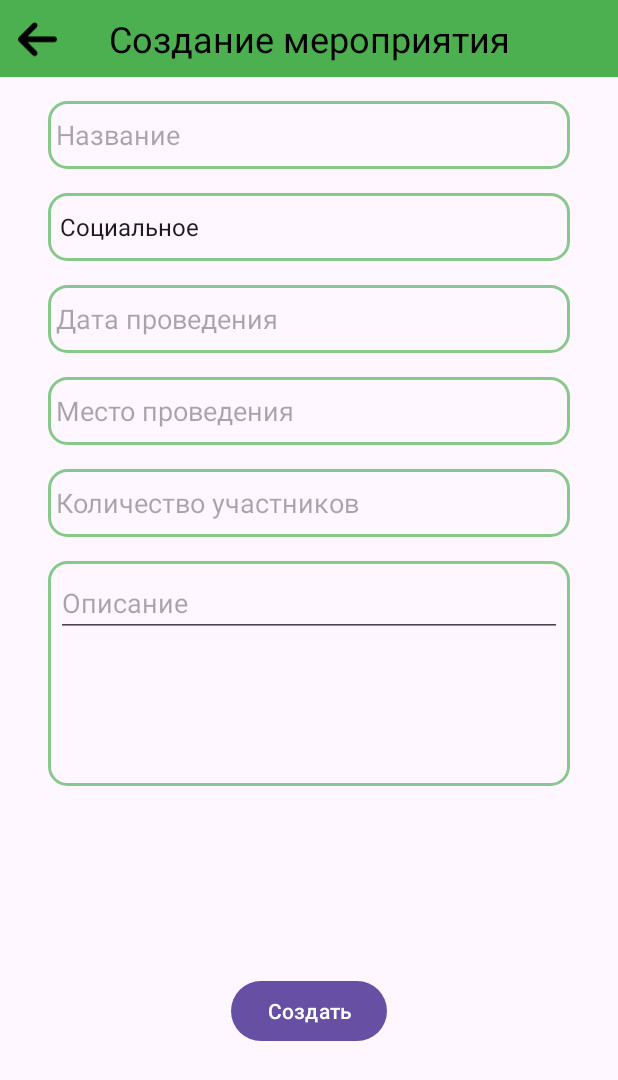
After one commit to OLD9ieerdun/volbuk, an Android app: the OrganizerCreateActivity screen opened directly, with no data from a screen before it, on a phone screen of 412 x 824 dp. The commit adds this screen. Shown: the top 1080 px of the screen. Run offline under Robolectric (Android 15) with nearby library versions, the phone set to English and light mode, and no system bars; our stand-ins replace Firebase (no records; nobody signed in at launch, a user with empty details on screens opened directly).

Commit message:
Update: added roles in MainActivity

```diff
--- a/app/src/main/AndroidManifest.xml
+++ b/app/src/main/AndroidManifest.xml
@@ -12,6 +12,12 @@
         android:supportsRtl="true"
         android:theme="@style/Theme.MyApplication"
         tools:targetApi="31">
+        <activity
+            android:name=".screens.OrganizerCreateActivity"
+            android:exported="false" />
+        <activity
+            android:name=".screens.ShowOrganizerActivity"
+            android:exported="false" />
         <activity
             android:name=".RegistrationActivity"
             android:exported="false" />
--- a/app/src/main/java/com/example/myapplication/RegistrationActivity.java
+++ b/app/src/main/java/com/example/myapplication/RegistrationActivity.java
@@ -25,7 +25,6 @@ public class RegistrationActivity extends AppCompatActivity {
     private EditText edName, edSecName, edData, edEmail, edPassword;
     private DatabaseReference mDataBase;
     private FirebaseAuth mAuth;
-    private String USER_KEY = "User";
 
     @Override
     protected void onCreate(Bundle savedInstanceState) {
@@ -40,7 +39,7 @@ public class RegistrationActivity extends AppCompatActivity {
         edEmail = findViewById(R.id.edEmail);
         edData = findViewById(R.id.edData);
         edPassword = findViewById(R.id.edPassword);
-        mDataBase = FirebaseDatabase.getInstance().getReference(USER_KEY);
+        mDataBase = FirebaseDatabase.getInstance().getReference("Request");
         mAuth = FirebaseAuth.getInstance();
     }
 
@@ -59,7 +58,7 @@ public class RegistrationActivity extends AppCompatActivity {
                 public void onComplete(@NonNull Task<AuthResult> task) {
                     if (task.isSuccessful()) {
                         String id = FirebaseAuth.getInstance().getCurrentUser().getUid();
-                        User newUser = new User(id, name, sec_name, email, password, data, 0);
+                        User newUser = new User(id, name, sec_name, "Студент", email, password, data, 0);
 
                         mDataBase.child(id).setValue(newUser);
 
--- a/app/src/main/java/com/example/myapplication/models/User.java
+++ b/app/src/main/java/com/example/myapplication/models/User.java
@@ -1,21 +1,21 @@
 package com.example.myapplication.models;
 
 public class User {
-    public String id, name, secName, email, data, password;
+    public String id, name, secName, email, data, password, post;
     public Integer point;
 
     public User(){
 
     };
 
-    public User(String id, String name, String secName, String email, String password, String data, Integer point) {
+    public User(String id, String name, String secName, String post, String email, String password, String data, Integer point) {
         this.id = id;
         this.name = name;
         this.secName = secName;
         this.password = password;
         this.email = email;
         this.data = data;
-        //this.post = post;
+        this.post = post;
         //this.book = book;
         this.point = point;
     }
--- /dev/null
+++ b/app/src/main/java/com/example/myapplication/screens/OrganizerCreateActivity.java
@@ -0,0 +1,83 @@
+package com.example.myapplication.screens;
+
+import androidx.annotation.NonNull;
+import androidx.appcompat.app.AppCompatActivity;
+
+import android.content.Intent;
+import android.os.Bundle;
+import android.text.TextUtils;
+import android.view.View;
+import android.widget.ArrayAdapter;
+import android.widget.EditText;
+import android.widget.Spinner;
+import android.widget.Toast;
+
+import com.example.myapplication.Constant;
+import com.example.myapplication.LoginActivity;
+import com.example.myapplication.R;
+import com.example.myapplication.RegistrationActivity;
+import com.example.myapplication.models.ApplicationEvent;
+import com.example.myapplication.models.Event;
+import com.example.myapplication.models.User;
+import com.google.android.gms.tasks.OnCompleteListener;
+import com.google.android.gms.tasks.Task;
+import com.google.firebase.auth.AuthResult;
+import com.google.firebase.auth.FirebaseAuth;
+import com.google.firebase.database.DatabaseReference;
+import com.google.firebase.database.FirebaseDatabase;
+
+public class OrganizerCreateActivity extends AppCompatActivity {
+
+    private EditText edName, edDirection, edData, edPlace, edDescription, edQuantity;
+    private DatabaseReference mDataBase;
+
+    @Override
+    protected void onCreate(Bundle savedInstanceState) {
+        super.onCreate(savedInstanceState);
+        setContentView(R.layout.activity_organizer_create);
+        init();
+
+        Spinner spinner = findViewById(R.id.spinner);
+
+        ArrayAdapter<?> adapter =
+                ArrayAdapter.createFromResource(this, R.array.direction,
+                        android.R.layout.simple_spinner_item);
+        adapter.setDropDownViewResource(android.R.layout.simple_spinner_dropdown_item);
+
+        spinner.setAdapter(adapter);
+    }
+
+    private void init(){
+        edName = findViewById(R.id.edCrEventName);
+        edPlace = findViewById(R.id.edCrEventPlace);
+        edData = findViewById(R.id.edCrEventData);
+        edDescription = findViewById(R.id.edCrEventDescription);
+        edQuantity = findViewById(R.id.edCrEventQuantity);
+        mDataBase = FirebaseDatabase.getInstance().getReference();
+    }
+
+    public void onClickCreateSave(View view){
+
+        String name = edName.getText().toString();
+        String direction = edDirection.getText().toString();
+        String place = edPlace.getText().toString();
+        String data = edData.getText().toString();
+        String description = edDescription.getText().toString();
+        String strQuantity = edQuantity.getText().toString();
+        int quantity = Integer.parseInt(strQuantity);
+
+        String id = mDataBase.child("Event").push().getKey();
+        String responsible = FirebaseAuth.getInstance().getCurrentUser().getUid();
+        Event newEvent = new Event(id, name, direction, data, responsible, place, description, quantity);
+
+        mDataBase.child("Event").child(id).setValue(newEvent);
+
+        Toast.makeText(getApplicationContext(), "Сохранено", Toast.LENGTH_SHORT).show();
+    }
+
+    public void onClickCreateExit(View view){
+        Intent intent = new Intent(this, OrganizerActivity.class);
+        startActivity(intent);
+        finish();
+    }
+}
--- /dev/null
+++ b/app/src/main/res/drawable/border.xml
@@ -0,0 +1,6 @@
+<?xml version="1.0" encoding="utf-8"?>
+<shape xmlns:android="http://schemas.android.com/apk/res/android">
+    <solid android:color="@color/transparent"></solid>
+    <stroke android:width="2dp" android:color="@color/green"></stroke>
+    <corners android:radius="12dp"></corners>
+</shape>
--- a/app/src/main/res/layout/activity_organizer.xml
+++ b/app/src/main/res/layout/activity_organizer.xml
@@ -8,7 +8,7 @@
 
     <ListView
         android:id="@+id/listView"
-        android:layout_width="408dp"
+        android:layout_width="0dp"
         android:layout_height="356dp"
         android:layout_marginTop="32dp"
         app:layout_constraintEnd_toEndOf="parent"
--- /dev/null
+++ b/app/src/main/res/layout/activity_organizer_create.xml
@@ -0,0 +1,144 @@
+<?xml version="1.0" encoding="utf-8"?>
+<androidx.constraintlayout.widget.ConstraintLayout xmlns:android="http://schemas.android.com/apk/res/android"
+    xmlns:app="http://schemas.android.com/apk/res-auto"
+    xmlns:tools="http://schemas.android.com/tools"
+    android:layout_width="match_parent"
+    android:layout_height="match_parent"
+    tools:context=".screens.OrganizerCreateActivity">
+
+    <TextView
+        android:id="@+id/text_header"
+        android:layout_width="match_parent"
+        android:layout_height="wrap_content"
+        android:background="#4CAF50"
+        android:padding="9sp"
+        android:text="@string/app_organizer_create"
+        android:textAlignment="center"
+        android:textColor="@android:color/black"
+        android:textSize="24sp"
+        app:layout_constraintEnd_toEndOf="parent"
+        app:layout_constraintStart_toStartOf="parent"
+        app:layout_constraintTop_toTopOf="parent" />
+
+    <ImageButton
+        android:id="@+id/imageButton4"
+        android:layout_width="50dp"
+        android:layout_height="50dp"
+        android:backgroundTint="#00FFFFFF"
+        android:hapticFeedbackEnabled="false"
+        android:onClick="onClickCreateExit"
+        android:scaleType="centerInside"
+        android:soundEffectsEnabled="false"
+        app:layout_constraintBottom_toBottomOf="@+id/text_header"
+        app:layout_constraintStart_toStartOf="parent"
+        app:layout_constraintTop_toTopOf="@+id/text_header"
+        app:layout_constraintVertical_bias="1.0"
+        app:srcCompat="@drawable/icon_arrow_left_solid" />
+
+    <EditText
+        android:id="@+id/edCrEventName"
+        android:layout_width="0dp"
+        android:layout_height="45dp"
+        android:layout_marginStart="32dp"
+        android:layout_marginTop="16dp"
+        android:layout_marginEnd="32dp"
+        android:background="@drawable/border"
+        android:ems="10"
+        android:hint="Название"
+        android:inputType="text"
+        android:padding="5dp"
+        app:layout_constraintEnd_toEndOf="parent"
+        app:layout_constraintStart_toStartOf="parent"
+        app:layout_constraintTop_toBottomOf="@+id/text_header" />
+
+    <EditText
+        android:id="@+id/edCrEventData"
+        android:layout_width="0dp"
+        android:layout_height="45dp"
+        android:layout_marginTop="16dp"
+        android:background="@drawable/border"
+        android:ems="10"
+        android:hint="Дата проведения"
+        android:inputType="text"
+        android:padding="5dp"
+        app:layout_constraintEnd_toEndOf="@+id/edCrEventName"
+        app:layout_constraintStart_toStartOf="@+id/edCrEventName"
+        app:layout_constraintTop_toBottomOf="@+id/spinner" />
+
+    <EditText
+        android:id="@+id/edCrEventPlace"
+        android:layout_width="0dp"
+        android:layout_height="45dp"
+        android:layout_marginTop="16dp"
+        android:background="@drawable/border"
+        android:ems="10"
+        android:hint="Место проведения"
+        android:inputType="text"
+        android:padding="5dp"
+        app:layout_constraintEnd_toEndOf="@+id/edCrEventData"
+        app:layout_constraintStart_toStartOf="@+id/edCrEventData"
+        app:layout_constraintTop_toBottomOf="@+id/edCrEventData" />
+
+    <EditText
+        android:id="@+id/edCrEventQuantity"
+        android:layout_width="0dp"
+        android:layout_height="45dp"
+        android:layout_marginTop="16dp"
+        android:background="@drawable/border"
+        android:ems="10"
+        android:hint="Количество участников"
+        android:inputType="numberSigned"
+        android:padding="5dp"
+        app:layout_constraintEnd_toEndOf="@+id/edCrEventPlace"
+        app:layout_constraintStart_toStartOf="@+id/edCrEventPlace"
+        app:layout_constraintTop_toBottomOf="@+id/edCrEventPlace" />
+
+    <Button
+        android:id="@+id/button3"
+        android:layout_width="wrap_content"
+        android:layout_height="wrap_content"
+        android:onClick="onClickCreateSave"
+        android:text="Создать"
+        app:layout_constraintBottom_toBottomOf="parent"
+        app:layout_constraintEnd_toEndOf="parent"
+        app:layout_constraintStart_toStartOf="parent"
+        app:layout_constraintTop_toBottomOf="@+id/scrollView3" />
+
+    <Spinner
+        android:id="@+id/spinner"
+        android:layout_width="0dp"
+        android:layout_height="45dp"
+        android:layout_marginTop="16dp"
+        android:background="@drawable/border"
+        app:layout_constraintEnd_toEndOf="@+id/edCrEventQuantity"
+        app:layout_constraintStart_toStartOf="@+id/edCrEventQuantity"
+        app:layout_constraintTop_toBottomOf="@+id/edCrEventName" />
+
+    <ScrollView
+        android:id="@+id/scrollView3"
+        android:layout_width="0dp"
+        android:layout_height="150dp"
+        android:layout_marginTop="16dp"
+        android:background="@drawable/border"
+        android:padding="5dp"
+        app:layout_constraintEnd_toEndOf="@+id/edCrEventQuantity"
+        app:layout_constraintStart_toStartOf="@+id/edCrEventQuantity"
+        app:layout_constraintTop_toBottomOf="@+id/edCrEventQuantity">
+
+        <LinearLayout
+            android:layout_width="match_parent"
+            android:layout_height="wrap_content"
+            android:orientation="vertical">
+
+            <EditText
+                android:id="@+id/edCrEventDescription"
+                android:layout_width="match_parent"
+                android:layout_height="wrap_content"
+                android:ems="10"
+                android:gravity="start|top"
+                android:hint="Описание"
+                android:inputType="textMultiLine" />
+        </LinearLayout>
+    </ScrollView>
+
+</androidx.constraintlayout.widget.ConstraintLayout>
--- a/app/src/main/res/values/colors.xml
+++ b/app/src/main/res/values/colors.xml
@@ -3,4 +3,5 @@
     <color name="black">#FF000000</color>
     <color name="white">#FFFFFFFF</color>
     <color name="green">#A64CAF50</color>
+    <color name="transparent">#004CAF50</color>
 </resources>
--- a/app/src/main/res/values/strings.xml
+++ b/app/src/main/res/values/strings.xml
@@ -31,10 +31,15 @@
     <string name="app_main_completed_number">15</string>
 
 
-
     <!--registration_for_the_event-->
     <string name="app_check_events_1">Мероприятие</string>
     <string name="app_check_events_2">№2724788</string>
+
+    <!--organizer_create-->
+    <string name="app_organizer_create">Создание мероприятия</string>
+
+    <!--show_organizer_event-->
+    <string name="app_show_organizer_event">Управление мероприятием</string>
 
     <!--my_events_list-->
     <string name="app_my_events_list">Мои события</string>
@@ -44,4 +49,15 @@
     <string name="app_my_events_1">Мероприятие</string>
     <string name="app_my_events_2">№2724788</string>
 
+    <string-array name="direction">
+        <item>Социальное</item>
+        <item>Экологическое</item>
+        <item>Культурное</item>
+        <item>Спортивное</item>
+        <item>Патриотическое</item>
+        <item>Корпоративное</item>
+        <item>Медиаволонтёрство</item>
+        <item>Зооволонтёрство</item>
+    </string-array>
+
 </resources>
```
Also changed, not shown: app/src/main/java/com/example/myapplication/screens/MainActivity.java (+40 -0 lines), app/src/main/java/com/example/myapplication/screens/OrganizerActivity.java (+10 -2 lines), app/src/main/java/com/example/myapplication/screens/ShowOrganizerActivity.java (added, +77 -0 lines), app/src/main/java/com/example/myapplication/screens/event/ShowEventActivity.java (+2 -6 lines), app/src/main/res/layout/activity_main.xml (+54 -10 lines), app/src/main/res/layout/activity_show_organizer.xml (added, +116 -0 lines).
